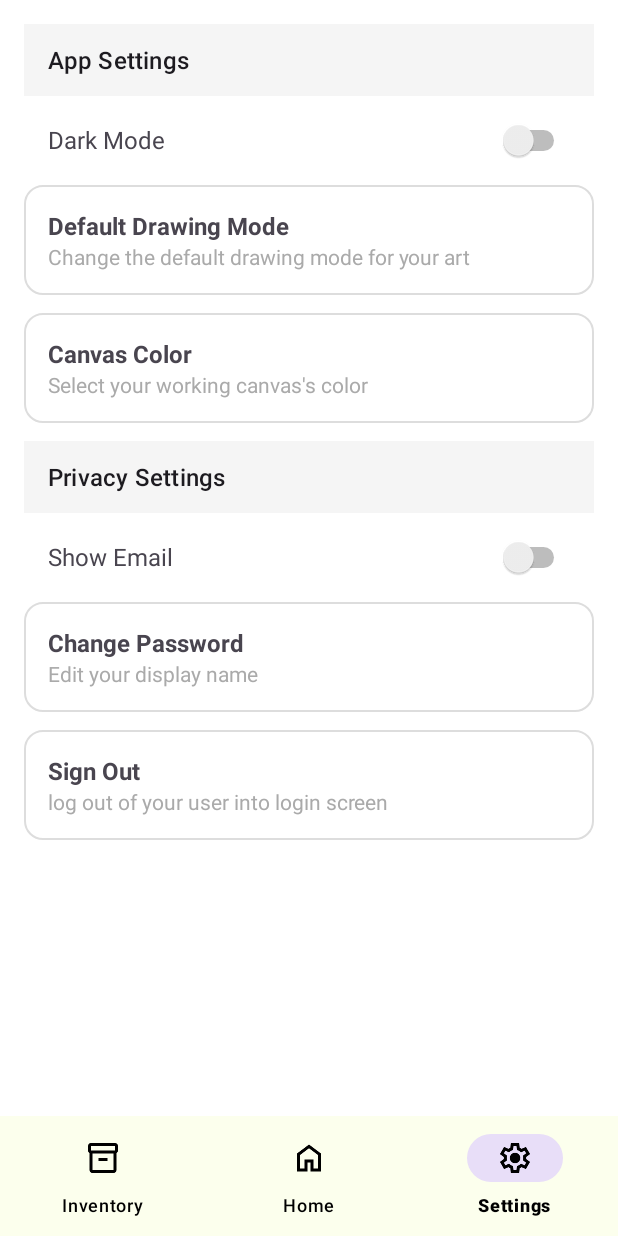
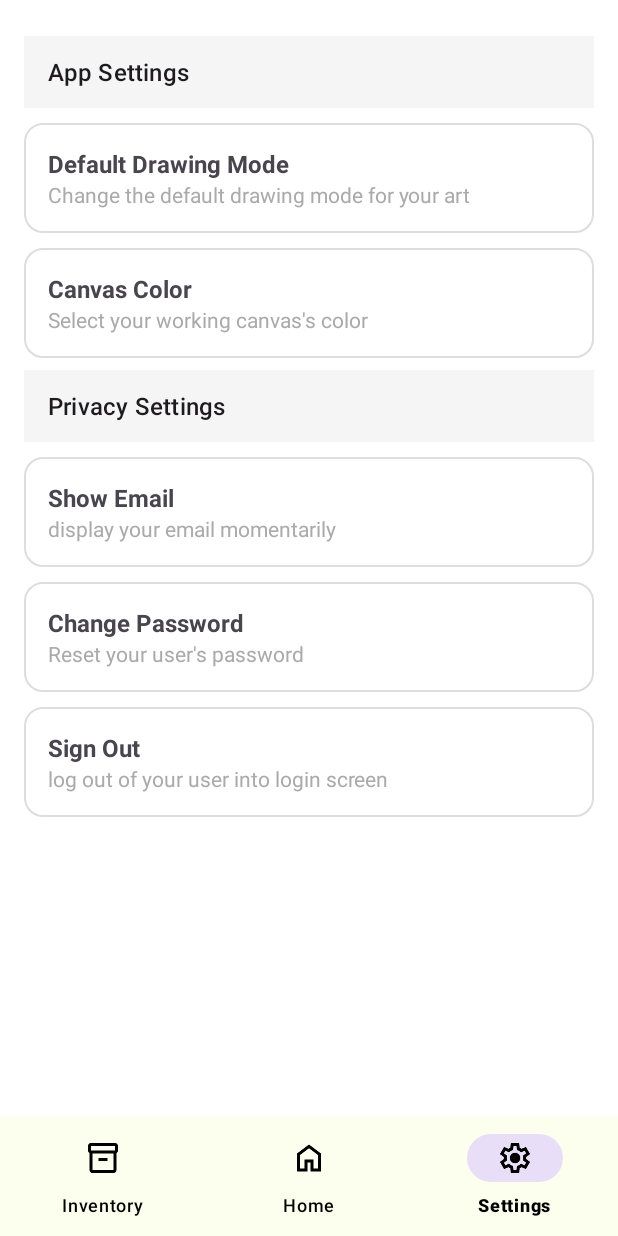
Before and after one commit to Almondd17/DesignTool, an Android app: the screen it shows after launch once a user with an empty profile is signed in (HomePage), item 3 of the bottom bar chosen, on a phone screen of 412 x 824 dp. Run offline under Robolectric (Android 15) with nearby library versions, the phone set to English and light mode, and no system bars; our stand-ins replace Firebase (no records; nobody signed in at launch, a user with empty details on screens opened directly); pictures from the network do not load.

Commit message:
settings page improvements

```diff
--- a/app/src/main/java/com/example/designtoolproject/SettingsAdapter.java
+++ b/app/src/main/java/com/example/designtoolproject/SettingsAdapter.java
@@ -36,11 +36,16 @@ public class SettingsAdapter extends RecyclerView.Adapter<RecyclerView.ViewHolde
     public RecyclerView.ViewHolder onCreateViewHolder(@NonNull ViewGroup parent, int viewType) {
         LayoutInflater inflater = LayoutInflater.from(parent.getContext());
         if (viewType == 0) {
-            return new TitleViewHolder(inflater.inflate(android.R.layout.simple_list_item_1, parent, false));
-        }
-        else if (viewType == 1) {
-            return new SwitchViewHolder(inflater.inflate(R.layout.item_switch, parent, false));
-        }
+            View view = inflater.inflate(android.R.layout.simple_list_item_1, parent, false);
+            TextView title = view.findViewById(android.R.id.text1);
+
+            // Set the top margin
+            ViewGroup.MarginLayoutParams layoutParams = (ViewGroup.MarginLayoutParams) title.getLayoutParams();
+            layoutParams.topMargin = (int) (8 * parent.getContext().getResources().getDisplayMetrics().density); // Adjust the margin as needed
+            title.setLayoutParams(layoutParams);
+
+            return new TitleViewHolder(view);        }
+
         else {
             return new NavigationViewHolder(inflater.inflate(R.layout.item_navigation, parent, false));
         }
@@ -52,8 +57,6 @@ public class SettingsAdapter extends RecyclerView.Adapter<RecyclerView.ViewHolde
         if (holder instanceof TitleViewHolder) {
             ((TitleViewHolder) holder).title.setText(item.getTitle());
             holder.itemView.setBackgroundColor(Color.parseColor("#F5F5F5"));//light Gray Background
-        } else if (holder instanceof SwitchViewHolder) {
-            ((SwitchViewHolder) holder).title.setText(item.getTitle());
         } else if (holder instanceof NavigationViewHolder) {
             ((NavigationViewHolder) holder).title.setText(item.getTitle());
             ((NavigationViewHolder) holder).description.setText(item.getDescription());
@@ -80,16 +83,6 @@ public class SettingsAdapter extends RecyclerView.Adapter<RecyclerView.ViewHolde
         }
     }
 
-    static class SwitchViewHolder extends RecyclerView.ViewHolder {
-        TextView title;
-        Switch switchButton;
-        SwitchViewHolder(View view) {
-            super(view);
-            title = view.findViewById(R.id.switchTitle);
-            switchButton = view.findViewById(R.id.switchToggle);
-        }
-    }
-
     static class NavigationViewHolder extends RecyclerView.ViewHolder {
         TextView title, description;
         NavigationViewHolder(View view) {
--- a/app/src/main/java/com/example/designtoolproject/SettingsFragment.java
+++ b/app/src/main/java/com/example/designtoolproject/SettingsFragment.java
@@ -35,6 +35,8 @@ public class SettingsFragment extends Fragment {
         super.onCreate(savedInstanceState);
     }
 
+    private boolean isChecked;
+    private TextView emailText;
     @Override
     public View onCreateView(LayoutInflater inflater, ViewGroup container,
                              Bundle savedInstanceState) {
@@ -44,26 +46,30 @@ public class SettingsFragment extends Fragment {
         View v = inflater.inflate(R.layout.fragment_settings, container, false);
         RecyclerView recyclerView = v.findViewById(R.id.settingsRecyclerView);
         recyclerView.setLayoutManager(new LinearLayoutManager(getContext()));
+        emailText = v.findViewById(R.id.emailTextView);
+        isChecked = false;
 
+        //init sp
+        SharedPreferences prefs = getContext().getSharedPreferences("user_prefs", Context.MODE_PRIVATE);
+        SharedPreferences.Editor editor = prefs.edit();
 
         List<SettingItem> settings = new ArrayList<>();
         //local settings
         settings.add(new SettingItem("App Settings", "", 0));
-        settings.add(new SettingItem("Dark Mode", "Enable dark mode", 1));
         settings.add(new SettingItem("Default Drawing Mode", "Change the default drawing mode for your art", 2));
-        settings.add(new SettingItem("Canvas Color", "Select your working canvas's color", 2));
+        settings.add(new SettingItem("Canvas Color", "Select your working canvas's color", 1));
 
         //user settings
         if (user != null) {
             settings.add(new SettingItem("Privacy Settings", "", 0));
-            settings.add(new SettingItem("Show Email", "display your email", 1));
-            settings.add(new SettingItem("Change Password", "Edit your display name", 2));
-            settings.add(new SettingItem("Sign Out", "log out of your user into login screen", 2));
+            settings.add(new SettingItem("Show Email", "display your email momentarily", 1));
+            settings.add(new SettingItem("Change Password", "Reset your user's password", 1));
+            settings.add(new SettingItem("Sign Out", "log out of your user into login screen", 1));
         }
 
         //not registered users
         else {
-            settings.add(new SettingItem("Register now", "go to register", 2));
+            settings.add(new SettingItem("Register now", "go to register", 1));
         }
 
         SettingsAdapter adapter = new SettingsAdapter(settings);
@@ -78,7 +84,15 @@ public class SettingsFragment extends Fragment {
                         showSignOutDialog();
                         break;
                     case "Show Email":
-                        //show user email
+                        //save the state of the switch via sp (default is false)
+                        isChecked = !isChecked;
+                        if (isChecked && user!=null) {
+                            emailText.setText("Your Email: "+user.getEmail());
+                            emailText.setVisibility(View.VISIBLE);
+                        }
+                        else {
+                            emailText.setVisibility(View.GONE);
+                        }
                         break;
                     case "Default Drawing Mode":
                         showDrawingModeDialog();
--- a/app/src/main/res/layout/fragment_settings.xml
+++ b/app/src/main/res/layout/fragment_settings.xml
@@ -8,7 +8,15 @@
     <androidx.recyclerview.widget.RecyclerView
         android:id="@+id/settingsRecyclerView"
         android:layout_width="match_parent"
-        android:layout_height="match_parent"
-        android:padding="16dp"/>
+        android:layout_height="650dp"
+        android:padding="16dp" />
+
+    <TextView
+        android:id="@+id/emailTextView"
+        android:layout_width="match_parent"
+        android:layout_height="wrap_content"
+        android:visibility="visible"
+        android:textAlignment="center"
+        android:textSize="20dp"/>
 
 </LinearLayout>
--- a/app/src/main/res/layout/item_navigation.xml
+++ b/app/src/main/res/layout/item_navigation.xml
@@ -4,7 +4,7 @@
     android:orientation="vertical"
     android:padding="16dp"
     android:background="@drawable/rounded_card"
-    android:layout_marginBottom="12dp">
+    android:layout_marginTop="10dp">
 
     <TextView
         android:id="@+id/navTitle"
--- a/app/src/main/res/layout/item_switch.xml
+++ /dev/null
@@ -1,18 +0,0 @@
-<LinearLayout xmlns:android="http://schemas.android.com/apk/res/android"
-    android:layout_width="match_parent"
-    android:layout_height="wrap_content"
-    android:orientation="horizontal"
-    android:padding="16dp">
-
-    <TextView
-        android:id="@+id/switchTitle"
-        android:layout_width="0dp"
-        android:layout_weight="1"
-        android:layout_height="wrap_content"
-        android:textSize="16sp" />
-
-    <Switch
-        android:id="@+id/switchToggle"
-        android:layout_width="wrap_content"
-        android:layout_height="wrap_content" />
-</LinearLayout>
```
